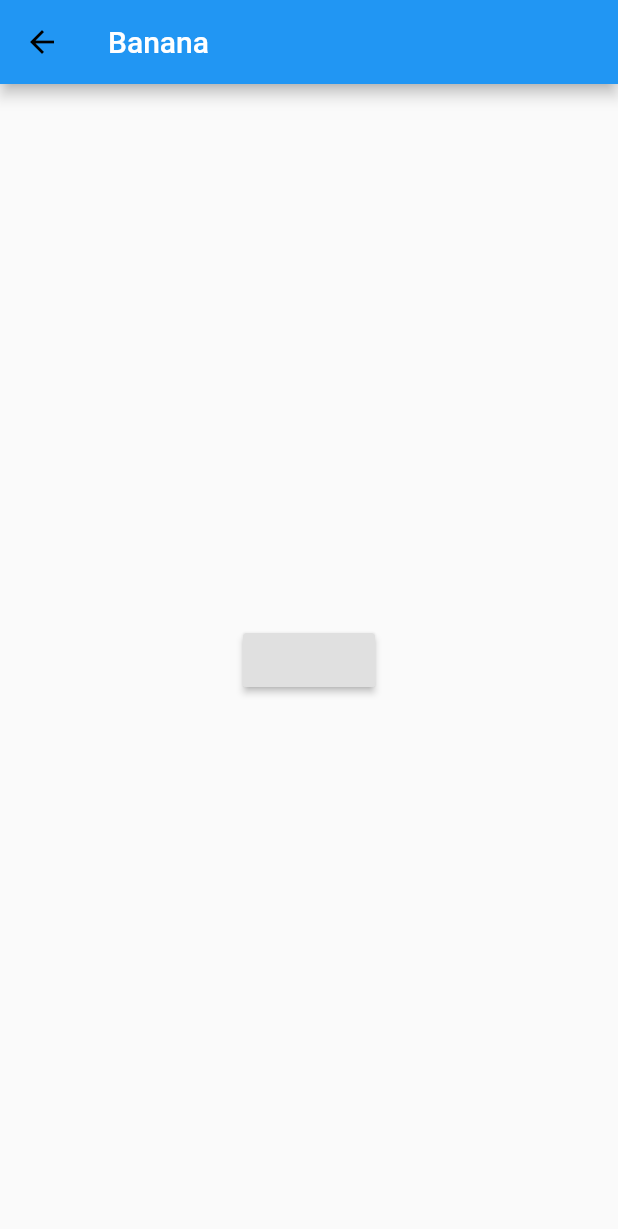
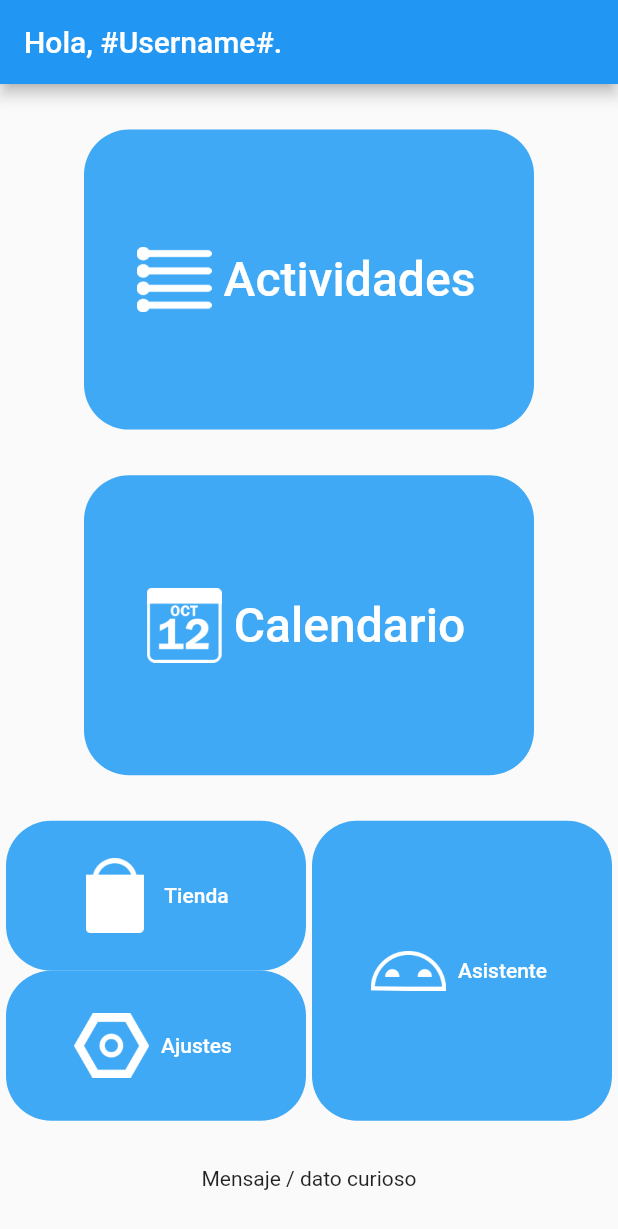
Before and after one commit to JamesMorales04/BigOrganizer, a Flutter app: the Menu screen opened directly, on a phone screen of 412 x 824 dp. Shown: the top 1229 px of the screen. Run offline on Flutter 3.47's test engine with Material 2 defaults, Android fonts, the phone set to English and light mode, and no system bars; our stand-ins replace firebase_auth, firebase_database, flutter_datetime_picker, table_calendar; missing offline and left inert: flutter_country_picker; accounts and stored records are empty.

Commit message:
Primera versión menu principal
-icono de lanzador dinamico
-creadas clases para cada pantalla accesible desde el menu
-creado menu principal (pimera iteracion) y menu de ajustes

```diff
--- /dev/null
+++ b/big_organizer/lib/Frontend/Actividades/Actividades.dart
@@ -0,0 +1,26 @@
+import 'package:big_organizer/Backend/Autenticacion/Creacion/BaseAuth.dart';
+import 'package:flutter/material.dart';
+
+class Actividades extends StatefulWidget {
+  @override
+  _ActividadesState createState() => _ActividadesState();
+  Actividades({this.auth});
+  final BaseAuth auth;
+}
+
+class _ActividadesState extends State<Actividades> {
+
+  @override
+  Widget build(BuildContext context) {
+    return Scaffold(
+      appBar: AppBar(
+        title: Text("Actividades"),
+      ),
+      body: Center(
+        child:
+          Text("Nada que ver aquí"),
+      ),
+    );
+  }
+
+}
--- /dev/null
+++ b/big_organizer/lib/Frontend/Asistente/Asistente.dart
@@ -0,0 +1,26 @@
+import 'package:big_organizer/Backend/Autenticacion/Creacion/BaseAuth.dart';
+import 'package:flutter/material.dart';
+
+class Asistente extends StatefulWidget {
+  @override
+  _AsistenteState createState() => _AsistenteState();
+  Asistente({this.auth});
+  final BaseAuth auth;
+}
+
+class _AsistenteState extends State<Asistente> {
+
+  @override
+  Widget build(BuildContext context) {
+    return Scaffold(
+      appBar: AppBar(
+        title: Text("Asistente"),
+      ),
+      body: Center(
+        child:
+          Text("Nada que ver aquí"),
+      ),
+    );
+  }
+
+}
--- a/big_organizer/lib/Frontend/Menu/Menu.dart
+++ b/big_organizer/lib/Frontend/Menu/Menu.dart
@@ -1,5 +1,10 @@
 import 'package:big_organizer/Backend/Autenticacion/Creacion/BaseAuth.dart';
+import 'package:big_organizer/Backend/Tablas/Asistente.dart' as asistente_tabla;
 import 'package:big_organizer/Frontend/Calendario/Calendario.dart';
+import 'package:big_organizer/Frontend/Menu/Settings.dart';
+import 'package:big_organizer/Frontend/Actividades/Actividades.dart';
+import 'package:big_organizer/Frontend/Tienda/Tienda.dart';
+import 'package:big_organizer/Frontend/Asistente/Asistente.dart' as asistente_menu;
 import 'package:flutter/material.dart';
 
 class Menu extends StatefulWidget {
@@ -10,21 +15,46 @@ class Menu extends StatefulWidget {
 }
 
 class _MenuState extends State<Menu> {
-  @override
-  Widget build(BuildContext context) {
-    return new Scaffold(
-      appBar: new AppBar(
-          title: Text("Banana"),
-          leading: new IconButton(
-            icon: new Icon(Icons.arrow_back, color: Colors.black),
+
+  Widget _activities(){
+    return new Row(
+      mainAxisAlignment: MainAxisAlignment.center,
+      children: <Widget>[
+        ButtonTheme(
+          minWidth: 300.0,
+          height: 200.0,
+          child:
+            FlatButton.icon(
+            color: Color.fromARGB(255, 63, 169, 245),
+            //icon: Icon(Icons.assessment, color: Colors.white, size: 80), //`Icon` to display
+            icon: ImageIcon(AssetImage("assets/icons/activities_icon.png"), size: 50, color:Colors.white),
+            label: Text('Actividades', style: TextStyle(color: Colors.white, fontSize: 32)), //`Text` to display
             onPressed: () {
-              widget.auth.signOut();
-              Navigator.of(context).popUntil((route) => route.isFirst);
+              Navigator.push(
+                  context,
+                  MaterialPageRoute(
+                      builder: (context) => Actividades()),
+                );
               },
-          )),
-      body: Container(
-        child: Center(
-          child: RaisedButton(
+            shape: new RoundedRectangleBorder(borderRadius: new BorderRadius.circular(30.0))
+          ),
+        ),
+      ],
+    );
+  }
+
+  Widget _calendar(){
+    return new Row(
+      mainAxisAlignment: MainAxisAlignment.center,
+      children: <Widget>[
+        ButtonTheme(
+          minWidth: 300.0,
+          height: 200.0,
+          child:
+            FlatButton.icon(
+            color: Color.fromARGB(255, 63, 169, 245),
+            icon: ImageIcon(AssetImage("assets/icons/calendar_icon.png"), size: 50, color:Colors.white), //`Icon` to display
+            label: Text('Calendario', style: TextStyle(color: Colors.white, fontSize: 32)), //`Text` to display
             onPressed: () {
                 Navigator.push(
                   context,
@@ -32,7 +62,104 @@ class _MenuState extends State<Menu> {
                       builder: (context) => Calendario()),
                 );
               },
+            shape: new RoundedRectangleBorder(borderRadius: new BorderRadius.circular(30.0))
           ),
+        ),
+      ],
+    );
+  }
+
+  Widget _tienda(){
+    return new ButtonTheme(
+      minWidth: 200.0,
+      height: 100.0,
+      child: FlatButton.icon(
+          color: Color.fromARGB(255, 63, 169, 245),
+          icon: ImageIcon(AssetImage("assets/icons/store_icon.png"), size: 50, color:Colors.white), //`Icon` to display
+          label: Text('Tienda', style: TextStyle(color: Colors.white)), //`Text` to display
+          onPressed: () {
+            Navigator.push(
+                  context,
+                  MaterialPageRoute(
+                      builder: (context) => Tienda()),
+                );
+          },
+          shape: new RoundedRectangleBorder(borderRadius: new BorderRadius.circular(30.0))
+        ),
+    );
+  }
+
+  Widget _ajustes(){
+    return new ButtonTheme(
+      minWidth: 200.0,
+      height: 100.0,
+      child: FlatButton.icon(
+          color: Color.fromARGB(255, 63, 169, 245),
+          icon: ImageIcon(AssetImage("assets/icons/settings_icon.png"), size: 50, color:Colors.white), //`Icon` to display
+          label: Text('Ajustes', style: TextStyle(color: Colors.white)), //`Text` to display
+          onPressed: () {
+              Navigator.push(
+                context,
+                MaterialPageRoute(
+                    builder: (context) => Settings(auth: widget.auth)),
+              );
+          },
+          shape: new RoundedRectangleBorder(borderRadius: new BorderRadius.circular(30.0))
+        ),
+    );
+  }
+
+  Widget _asistente(){
+    return new ButtonTheme(
+      minWidth: 200.0,
+      height: 200.0,
+      child: FlatButton.icon(
+          color: Color.fromARGB(255, 63, 169, 245),
+          icon: ImageIcon(AssetImage("assets/icons/assistant_icon.png"), size: 50, color:Colors.white), //`Icon` to display
+          label: Text('Asistente', style: TextStyle(color: Colors.white)), //`Text` to display
+          onPressed: () {
+            Navigator.push(
+                  context,
+                  MaterialPageRoute(
+                      builder: (context) => asistente_menu.Asistente()),
+                );
+          },
+          shape: new RoundedRectangleBorder(borderRadius: new BorderRadius.circular(30.0))
+        ),
+    );
+  }
+
+  @override
+  Widget build(BuildContext context) {
+    return new Scaffold(
+      appBar: new AppBar(
+          title: Text("Hola, "+"#Username#"+"."),
+          automaticallyImplyLeading: false),
+      body: Center(
+        child:
+          Column(
+            mainAxisAlignment: MainAxisAlignment.spaceEvenly,
+            children: [
+              _activities(),
+              _calendar(),
+              new Row(
+                mainAxisAlignment: MainAxisAlignment.spaceEvenly,
+                children: <Widget>[
+                  Column(
+                    children: <Widget>[
+                      _tienda(),
+                      _ajustes(),
+                    ],
+                  ),
+                  Column(
+                    children: <Widget>[
+                      _asistente(),
+                    ],
+                  ),
+                ],
+              ),
+              Text("Mensaje / dato curioso")
+            ]
         ),
       ),
     );
--- /dev/null
+++ b/big_organizer/lib/Frontend/Tienda/Tienda.dart
@@ -0,0 +1,26 @@
+import 'package:big_organizer/Backend/Autenticacion/Creacion/BaseAuth.dart';
+import 'package:flutter/material.dart';
+
+class Tienda extends StatefulWidget {
+  @override
+  _TiendaState createState() => _TiendaState();
+  Tienda({this.auth});
+  final BaseAuth auth;
+}
+
+class _TiendaState extends State<Tienda> {
+
+  @override
+  Widget build(BuildContext context) {
+    return Scaffold(
+      appBar: AppBar(
+        title: Text("Tienda"),
+      ),
+      body: Center(
+        child:
+          Text("Nada que ver aquí"),
+      ),
+    );
+  }
+
+}
```
Also changed, not shown: big_organizer/lib/Frontend/Menu/Settings.dart (added, +71 -0 lines), big_organizer/pubspec.yaml (+7 -0 lines), big_organizer/assets/icons/activities_icon.png, big_organizer/assets/icons/app_icon.png, big_organizer/assets/icons/app_icon_background.png (added), big_organizer/assets/icons/app_icon_foreground.png (added), big_organizer/assets/icons/assistant_icon.png, big_organizer/assets/icons/calendar_icon.png, big_organizer/assets/icons/settings_icon.png, big_organizer/assets/icons/store_icon.png, 31 other files. Lines whose indentation alone changed are shown as unchanged.
